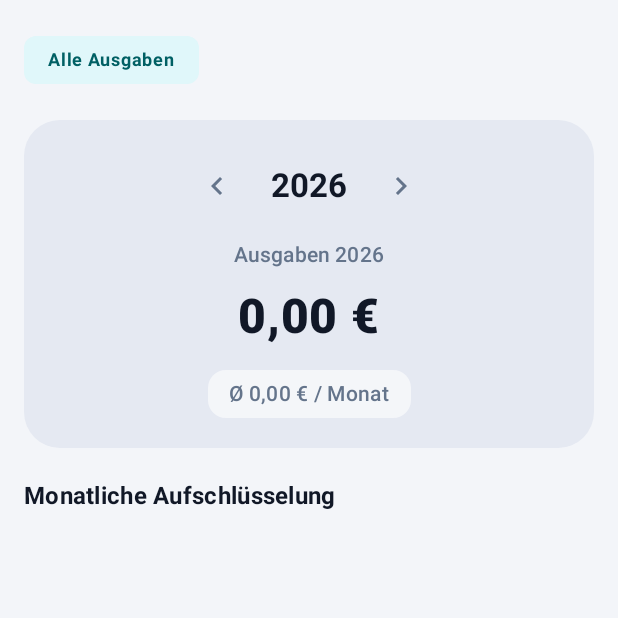
After one commit to ShelbyGD/Finanzen, an Android app built with Jetpack Compose: the composable YearlyOverviewScreen called with empty values, on a phone screen of 412 x 824 dp, the top half of it. The commit adds this screen. Run offline under Robolectric (Android 15) with nearby library versions, the phone set to English and light mode, and no system bars.

Commit message:
Add new Yearly Overview screen with dynamic category filtering and monthly breakdown

```diff
--- a/app/src/main/java/de/smartfinance/app/data/repository/FinanceRepository.kt
+++ b/app/src/main/java/de/smartfinance/app/data/repository/FinanceRepository.kt
@@ -30,6 +30,12 @@ class FinanceRepository(
     val savingsGoalsFlow: Flow<List<SavingsGoalEntity>> = dao.observeSavingsGoals()
     val quickTemplatesFlow: Flow<List<QuickTemplateEntity>> = dao.observeQuickTemplates()
     val installmentsFlow: Flow<List<InstallmentEntity>> = dao.observeInstallments()
+
+    fun observeYearlyExpenses(year: Int): Flow<List<TransactionEntity>> {
+        val startEpochDay = LocalDate.of(year, 1, 1).toEpochDay()
+        val endEpochDay = LocalDate.of(year, 12, 31).toEpochDay()
+        return dao.observeYearlyExpenses(startEpochDay, endEpochDay)
+    }
 
     suspend fun ensureInitializedAndSyncRecurring() {
         deduplicateCategories()
--- /dev/null
+++ b/app/src/main/java/de/smartfinance/app/ui/screens/YearlyOverviewScreen.kt
@@ -0,0 +1,287 @@
+package de.smartfinance.app.ui.screens
+
+import androidx.compose.foundation.layout.Arrangement
+import androidx.compose.foundation.layout.Column
+import androidx.compose.foundation.layout.PaddingValues
+import androidx.compose.foundation.layout.Row
+import androidx.compose.foundation.layout.Spacer
+import androidx.compose.foundation.layout.fillMaxSize
+import androidx.compose.foundation.layout.fillMaxWidth
+import androidx.compose.foundation.layout.height
+import androidx.compose.foundation.layout.padding
+import androidx.compose.foundation.layout.width
+import androidx.compose.foundation.lazy.LazyColumn
+import androidx.compose.foundation.lazy.LazyRow
+import androidx.compose.foundation.lazy.items
+import androidx.compose.foundation.shape.RoundedCornerShape
+import androidx.compose.material.icons.Icons
+import androidx.compose.material.icons.filled.ChevronLeft
+import androidx.compose.material.icons.filled.ChevronRight
+import androidx.compose.material3.Card
+import androidx.compose.material3.CardDefaults
+import androidx.compose.material3.FilterChip
+import androidx.compose.material3.Icon
+import androidx.compose.material3.IconButton
+import androidx.compose.material3.LinearProgressIndicator
+import androidx.compose.material3.MaterialTheme
+import androidx.compose.material3.Surface
+import androidx.compose.material3.Text
+import androidx.compose.runtime.Composable
+import androidx.compose.runtime.remember
+import androidx.compose.ui.Alignment
+import androidx.compose.ui.Modifier
+import androidx.compose.ui.draw.clip
+import androidx.compose.ui.graphics.Color
+import androidx.compose.ui.graphics.StrokeCap
+import androidx.compose.ui.text.font.FontWeight
+import androidx.compose.ui.unit.dp
+import androidx.compose.ui.unit.sp
+import de.smartfinance.app.data.local.CategoryTabEntity
+import de.smartfinance.app.data.local.CategoryType
+import de.smartfinance.app.domain.SmartFinanceEngine
+import de.smartfinance.app.ui.YearlyOverviewUiState
+import de.smartfinance.app.ui.theme.HeroTurquoiseAccent
+import kotlin.math.roundToInt
+
+/**
+ * Jahres-Rückblick Screen mit dynamischer Kategorie-Filterung und monatlicher Aufschlüsselung.
+ */
+@Composable
+fun YearlyOverviewScreen(
+    state: YearlyOverviewUiState,
+    categories: List<CategoryTabEntity>,
+    onSelectCategory: (Long?) -> Unit,
+    onPreviousYear: () -> Unit,
+    onNextYear: () -> Unit,
+    modifier: Modifier = Modifier
+) {
+    val displayedCategories = remember(categories) {
+        val expenseCats = categories.filter { it.categoryType != CategoryType.INCOME }
+        if (expenseCats.isNotEmpty()) expenseCats else categories
+    }
+
+    val selectedCategory = remember(displayedCategories, state.selectedCategoryId) {
+        displayedCategories.firstOrNull { it.id == state.selectedCategoryId }
+    }
+
+    val heroTitle = if (selectedCategory != null) {
+        "${selectedCategory.name} ${state.year}"
+    } else {
+        "Ausgaben ${state.year}"
+    }
+
+    val totalSumFormatted = if (state.totalExpense > 0.0) {
+        "-${SmartFinanceEngine.formatEuro(state.totalExpense)}"
+    } else {
+        "0,00 €"
+    }
+
+    val avgFormatted = if (state.averageMonthlyExpense > 0.0) {
+        "Ø -${SmartFinanceEngine.formatEuro(state.averageMonthlyExpense)} / Monat"
+    } else {
+        "Ø 0,00 € / Monat"
+    }
+
+    LazyColumn(
+        modifier = modifier.fillMaxSize(),
+        contentPadding = PaddingValues(16.dp),
+        verticalArrangement = Arrangement.spacedBy(16.dp)
+    ) {
+        // 1. DYNAMISCHE FILTER-LEISTE (TOP)
+        item {
+            LazyRow(
+                modifier = Modifier.fillMaxWidth(),
+                horizontalArrangement = Arrangement.spacedBy(8.dp)
+            ) {
+                // Erster Chip: "Alle Ausgaben"
+                item {
+                    FilterChip(
+                        selected = state.selectedCategoryId == null,
+                        onClick = { onSelectCategory(null) },
+                        label = {
+                            Text(
+                                text = "Alle Ausgaben",
+                                style = MaterialTheme.typography.labelMedium,
+                                fontWeight = if (state.selectedCategoryId == null) FontWeight.Bold else FontWeight.Normal
+                            )
+                        }
+                    )
+                }
+
+                // Dynamische Kategorien aus der Datenbank
+                items(displayedCategories, key = { it.id }) { cat ->
+                    val isSelected = state.selectedCategoryId == cat.id
+                    FilterChip(
+                        selected = isSelected,
+                        onClick = {
+                            if (isSelected) {
+                                onSelectCategory(null)
+                            } else {
+                                onSelectCategory(cat.id)
+                            }
+                        },
+                        label = {
+                            Text(
+                                text = cat.name,
+                                style = MaterialTheme.typography.labelMedium,
+                                fontWeight = if (isSelected) FontWeight.Bold else FontWeight.Normal
+                            )
+                        }
+                    )
+                }
+            }
+        }
+
+        // 2. HERO-KARTE (JAHRES-SUMME)
+        item {
+            Card(
+                shape = RoundedCornerShape(24.dp),
+                colors = CardDefaults.cardColors(
+                    containerColor = MaterialTheme.colorScheme.surfaceVariant
+                ),
+                modifier = Modifier.fillMaxWidth()
+            ) {
+                Column(
+                    modifier = Modifier
+                        .fillMaxWidth()
+                        .padding(20.dp),
+                    horizontalAlignment = Alignment.CenterHorizontally,
+                    verticalArrangement = Arrangement.spacedBy(12.dp)
+                ) {
+                    // Jahres-Umschalter < 2026 >
+                    Row(
+                        verticalAlignment = Alignment.CenterVertically,
+                        horizontalArrangement = Arrangement.Center
+                    ) {
+                        IconButton(onClick = onPreviousYear) {
+                            Icon(
+                                imageVector = Icons.Default.ChevronLeft,
+                                contentDescription = "Vorheriges Jahr",
+                                tint = MaterialTheme.colorScheme.onSurfaceVariant
+                            )
+                        }
+                        Text(
+                            text = "${state.year}",
+                            style = MaterialTheme.typography.titleLarge,
+                            fontWeight = FontWeight.Bold,
+                            color = MaterialTheme.colorScheme.onSurface,
+                            modifier = Modifier.padding(horizontal = 12.dp)
+                        )
+                        IconButton(onClick = onNextYear) {
+                            Icon(
+                                imageVector = Icons.Default.ChevronRight,
+                                contentDescription = "Nächstes Jahr",
+                                tint = MaterialTheme.colorScheme.onSurfaceVariant
+                            )
+                        }
+                    }
+
+                    // Titel & Jahres-Gesamtsumme
+                    Text(
+                        text = heroTitle,
+                        style = MaterialTheme.typography.titleSmall,
+                        fontWeight = FontWeight.Medium,
+                        color = MaterialTheme.colorScheme.onSurfaceVariant
+                    )
+                    Text(
+                        text = totalSumFormatted,
+                        fontSize = 32.sp,
+                        fontWeight = FontWeight.ExtraBold,
+                        color = if (state.totalExpense > 0.0) Color(0xFFE57373) else MaterialTheme.colorScheme.onSurface
+                    )
+
+                    // Monats-Durchschnitt
+                    Surface(
+                        shape = RoundedCornerShape(12.dp),
+                        color = MaterialTheme.colorScheme.surface.copy(alpha = 0.6f),
+                        modifier = Modifier.padding(top = 4.dp)
+                    ) {
+                        Text(
+                            text = avgFormatted,
+                            style = MaterialTheme.typography.bodyMedium,
+                            fontWeight = FontWeight.SemiBold,
+                            color = MaterialTheme.colorScheme.onSurfaceVariant,
+                            modifier = Modifier.padding(horizontal = 14.dp, vertical = 6.dp)
+                        )
+                    }
+                }
+            }
+        }
+
+        // Abschnitts-Überschrift
+        item {
+            Text(
+                text = "Monatliche Aufschlüsselung",
+                style = MaterialTheme.typography.titleMedium,
+                fontWeight = FontWeight.Bold,
+                color = MaterialTheme.colorScheme.onSurface,
+                modifier = Modifier.padding(top = 4.dp)
+            )
+        }
+
+        // 3. MONATS-AUFSCHLÜSSELUNG (JANUAR BIS DEZEMBER)
+        items(state.monthlyBreakdown, key = { it.month }) { breakdown ->
+            Card(
+                shape = RoundedCornerShape(16.dp),
+                colors = CardDefaults.cardColors(
+                    containerColor = MaterialTheme.colorScheme.surfaceVariant.copy(alpha = 0.5f)
+                ),
+                modifier = Modifier.fillMaxWidth()
+            ) {
+                Column(
+                    modifier = Modifier
+                        .fillMaxWidth()
+                        .padding(horizontal = 16.dp, vertical = 14.dp),
+                    verticalArrangement = Arrangement.spacedBy(8.dp)
+                ) {
+                    Row(
+                        modifier = Modifier.fillMaxWidth(),
+                        horizontalArrangement = Arrangement.SpaceBetween,
+                        verticalAlignment = Alignment.CenterVertically
+                    ) {
+                        Text(
+                            text = breakdown.monthName,
+                            style = MaterialTheme.typography.bodyLarge,
+                            fontWeight = FontWeight.SemiBold,
+                            color = MaterialTheme.colorScheme.onSurface
+                        )
+                        Text(
+                            text = if (breakdown.amount > 0.0) "-${SmartFinanceEngine.formatEuro(breakdown.amount)}" else "0,00 €",
+                            style = MaterialTheme.typography.titleMedium,
+                            fontWeight = FontWeight.Bold,
+                            color = if (breakdown.amount > 0.0) Color(0xFFE57373) else MaterialTheme.colorScheme.onSurfaceVariant
+                        )
+                    }
+
+                    Row(
+                        modifier = Modifier.fillMaxWidth(),
+                        verticalAlignment = Alignment.CenterVertically,
+                        horizontalArrangement = Arrangement.spacedBy(10.dp)
+                    ) {
+                        LinearProgressIndicator(
+                            progress = { breakdown.ratio },
+                            color = HeroTurquoiseAccent,
+                            trackColor = MaterialTheme.colorScheme.onSurface.copy(alpha = 0.10f),
+                            strokeCap = StrokeCap.Round,
+                            modifier = Modifier
+                                .weight(1f)
+                                .height(8.dp)
+                                .clip(RoundedCornerShape(4.dp))
+                        )
+                        Text(
+                            text = if (state.totalExpense > 0.0) "${(breakdown.ratio * 100).roundToInt()} %" else "0 %",
+                            style = MaterialTheme.typography.labelSmall,
+                            fontWeight = FontWeight.Medium,
+                            color = MaterialTheme.colorScheme.onSurfaceVariant,
+                            modifier = Modifier.width(36.dp)
+                        )
+                    }
+                }
+            }
+        }
+
+        item {
+            Spacer(modifier = Modifier.height(16.dp))
+        }
+    }
+}
```
Also changed, not shown: app/src/main/java/de/smartfinance/app/MainActivity.kt (+14 -0 lines), app/src/main/java/de/smartfinance/app/data/local/SmartFinanceDao.kt (+10 -0 lines), app/src/main/java/de/smartfinance/app/ui/SmartFinanceViewModel.kt (+105 -0 lines).
